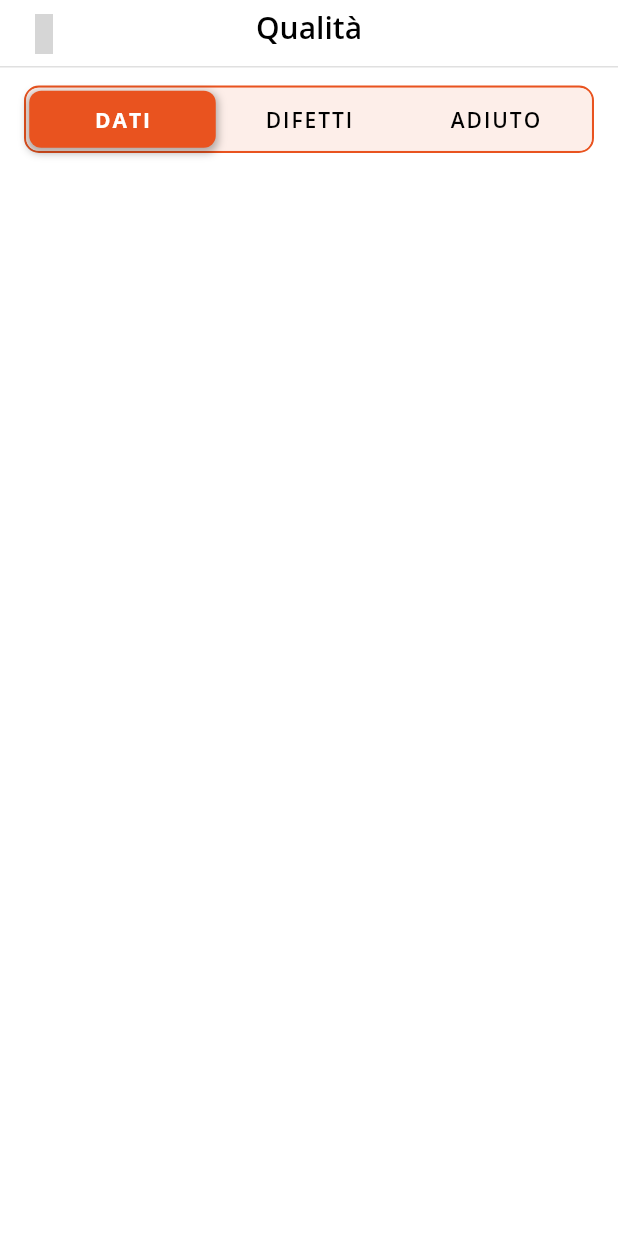
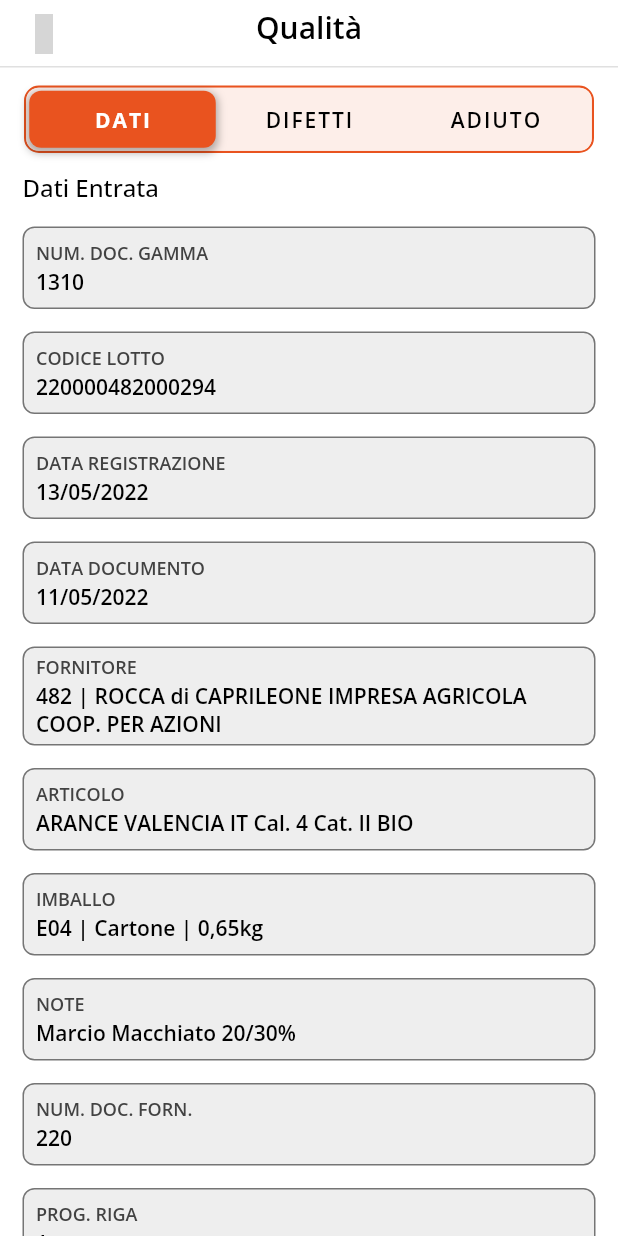
Before and after one commit to ilCatta/qualita, a Flutter app: the SelezionaLottoPage screen opened by its route, after a tap on "Conferma", on a phone screen of 412 x 824 dp. Run offline on Flutter 3.47's test engine with Material 2 defaults, Android fonts, the phone set to English and light mode, and no system bars; drawn by our look-alikes of auto_size_text, custom_sliding_segmented_control; our stand-ins replace adaptive_theme, eva_icons_flutter, go_router, ionicons; missing offline and left inert: mobile_scanner; project files that could hold a hidden picture were left out; grey boxes are pictures that could not be loaded.

Commit message:
Iniziata la pagina Informazioni del lotto relativi ai dati di entrata

```diff
--- /dev/null
+++ b/lib/pages/informazioni_lotto/info_lotto_dati.dart
@@ -0,0 +1,101 @@
+import 'package:flutter/material.dart';
+
+class InfoLottoDati extends StatefulWidget {
+  const InfoLottoDati({super.key});
+
+  @override
+  State<InfoLottoDati> createState() => _InfoLottoDatiState();
+}
+
+class _InfoLottoDatiState extends State<InfoLottoDati> {
+  final _scrollController = ScrollController();
+  ScrollPhysics _physics = ClampingScrollPhysics();
+
+  @override
+  void initState() {
+    super.initState();
+    _scrollController.addListener(() {
+      if (_scrollController.position.pixels <= 56) {
+        setState(() => _physics = ClampingScrollPhysics());
+      } else {
+        setState(() => _physics = BouncingScrollPhysics());
+      }
+    });
+  }
+
+  @override
+  Widget build(BuildContext context) {
+    return SingleChildScrollView(
+      controller: _scrollController,
+      physics: _physics,
+      child: Column(
+        mainAxisAlignment: MainAxisAlignment.start,
+        crossAxisAlignment: CrossAxisAlignment.start,
+        children: [
+          Padding(
+            padding: EdgeInsets.fromLTRB(15, 0, 15, 0),
+            child: Text(
+              "Dati Entrata",
+              style: TextStyle(
+                fontSize: 16,
+                fontWeight: FontWeight.w500,
+              ),
+            ),
+          ),
+          _campo(label: "Num. Doc. Gamma", value: "1310"),
+          _campo(label: "Codice Lotto", value: "220000482000294"),
+          _campo(label: "Data Registrazione", value: "13/05/2022"),
+          _campo(label: "Data Documento", value: "11/05/2022"),
+          _campo(label: "Fornitore", value: "482 | ROCCA di CAPRILEONE IMPRESA AGRICOLA COOP. PER AZIONI"),
+          _campo(label: "Articolo", value: "ARANCE VALENCIA IT Cal. 4 Cat. II BIO"),
+          _campo(label: "Imballo", value: "E04 | Cartone | 0,65kg"),
+          _campo(label: "Note", value: "Marcio Macchiato 20/30%"),
+          _campo(label: "Num. Doc. Forn.", value: "220"),
+          _campo(label: "Prog. Riga", value: "1"),
+          _campo(label: "Colli Riga", value: "55"),
+          _campo(label: "Media Collo", value: "16"),
+        ],
+      ),
+    );
+  }
+
+  Widget _campo({required String label, required String value}) {
+    return Padding(
+      padding: EdgeInsets.fromLTRB(15, 15, 15, 0),
+      child: Container(
+        padding: EdgeInsets.fromLTRB(8, 4, 8, 4),
+        constraints: BoxConstraints(minHeight: 55, minWidth: double.infinity),
+        width: double.infinity,
+        decoration: BoxDecoration(
+          color: Colors.grey.shade200,
+          border: Border.all(
+            color: Colors.grey.shade600,
+          ),
+          borderRadius: BorderRadius.all(Radius.circular(8)),
+        ),
+        child: Column(
+          mainAxisAlignment: MainAxisAlignment.center,
+          crossAxisAlignment: CrossAxisAlignment.start,
+          children: [
+            Text(
+              label.toUpperCase(),
+              style: TextStyle(
+                fontSize: 12,
+                fontWeight: FontWeight.w600,
+                color: Colors.grey.shade800,
+              ),
+            ),
+            SizedBox(height: 2),
+            Text(
+              value,
+              style: TextStyle(
+                fontSize: 14,
+                fontWeight: FontWeight.w600,
+              ),
+            ),
+          ],
+        ),
+      ),
+    );
+  }
+}
--- a/lib/pages/informazioni_lotto/informazioni_lotto_page.dart
+++ b/lib/pages/informazioni_lotto/informazioni_lotto_page.dart
@@ -3,6 +3,9 @@ import 'package:custom_sliding_segmented_control/custom_sliding_segmented_contro
 import 'package:eva_icons_flutter/eva_icons_flutter.dart';
 import 'package:flutter/material.dart';
 import 'package:go_router/go_router.dart';
+import 'package:qualita/pages/informazioni_lotto/info_lotto_adiuto.dart';
+import 'package:qualita/pages/informazioni_lotto/info_lotto_dati.dart';
+import 'package:qualita/pages/informazioni_lotto/info_lotto_difetti.dart';
 
 class InformazioniLottoPage extends StatefulWidget {
   const InformazioniLottoPage({super.key});
@@ -13,11 +16,25 @@ class InformazioniLottoPage extends StatefulWidget {
 
 class _InformazioniLottoPageState extends State<InformazioniLottoPage> {
   int menuActiveIndex = 1;
+  late PageController _pageController;
+
+  @override
+  void initState() {
+    super.initState();
+    _pageController = PageController();
+  }
 
   void changeMenuActive(int index) {
+    _pageController.animateToPage(index - 1, duration: const Duration(milliseconds: 500), curve: Curves.decelerate);
     setState(() {
       menuActiveIndex = index;
     });
+  }
+
+  @override
+  void dispose() {
+    _pageController.dispose();
+    super.dispose();
   }
 
   @override
@@ -65,9 +82,22 @@ class _InformazioniLottoPageState extends State<InformazioniLottoPage> {
         height: MediaQuery.of(context).size.height,
         width: MediaQuery.of(context).size.width,
         child: SafeArea(
-          child: SingleChildScrollView(
-            physics: BouncingScrollPhysics(),
-            child: _menuNav(),
+          child: Column(
+            children: [
+              _menuNav(),
+              Expanded(
+                child: PageView(
+                  physics: NeverScrollableScrollPhysics(),
+                  controller: _pageController,
+                  children: [
+                    InfoLottoDati(),
+                    InfoLottoDifetti(),
+                    InfoLottoAdiuto(),
+                  ],
+                ),
+              ),
+              //  _pageViewWidget(),
+            ],
           ),
         ),
       );
@@ -148,74 +178,4 @@ class _InformazioniLottoPageState extends State<InformazioniLottoPage> {
       ),
     );
   }
-
-  Widget _paginaUno() => Column(
-        mainAxisAlignment: MainAxisAlignment.start,
-        crossAxisAlignment: CrossAxisAlignment.start,
-        children: [
-          SizedBox(height: 15),
-          Padding(
-            padding: EdgeInsets.fromLTRB(15, 0, 15, 0),
-            child: Text(
-              "Dati Entrata",
-              style: TextStyle(
-                fontSize: 16,
-                fontWeight: FontWeight.w500,
-              ),
-            ),
-          ),
-          _campo(label: "Num. Doc. Gamma", value: "1310"),
-          _campo(label: "Codice Lotto", value: "220000482000294"),
-          _campo(label: "Data Registrazione", value: "13/05/2022"),
-          _campo(label: "Data Documento", value: "11/05/2022"),
-          _campo(label: "Fornitore", value: "482 | ROCCA di CAPRILEONE IMPRESA AGRICOLA COOP. PER AZIONI"),
-          _campo(label: "Articolo", value: "ARANCE VALENCIA IT Cal. 4 Cat. II BIO"),
-          _campo(label: "Imballo", value: "E04 | Cartone | 0,65kg"),
-          _campo(label: "Note", value: "Marcio Macchiato 20/30%"),
-          _campo(label: "Num. Doc. Forn.", value: "220"),
-          _campo(label: "Prog. Riga", value: "1"),
-          _campo(label: "Colli Riga", value: "55"),
-          _campo(label: "Media Collo", value: "16"),
-        ],
-      );
-
-  Widget _campo({required String label, required String value}) {
-    return Padding(
-      padding: EdgeInsets.fromLTRB(15, 15, 15, 0),
-      child: Container(
-        padding: EdgeInsets.fromLTRB(8, 4, 8, 4),
-        constraints: BoxConstraints(minHeight: 55, minWidth: double.infinity),
-        width: double.infinity,
-        decoration: BoxDecoration(
-          color: Colors.grey.shade200,
-          border: Border.all(
-            color: Colors.grey.shade600,
-          ),
-          borderRadius: BorderRadius.all(Radius.circular(8)),
-        ),
-        child: Column(
-          mainAxisAlignment: MainAxisAlignment.center,
-          crossAxisAlignment: CrossAxisAlignment.start,
-          children: [
-            Text(
-              label.toUpperCase(),
-              style: TextStyle(
-                fontSize: 12,
-                fontWeight: FontWeight.w600,
-                color: Colors.grey.shade800,
-              ),
-            ),
-            SizedBox(height: 2),
-            Text(
-              value,
-              style: TextStyle(
-                fontSize: 14,
-                fontWeight: FontWeight.w600,
-              ),
-            ),
-          ],
-        ),
-      ),
-    );
-  }
 }
--- a/lib/pages/seleziona_lotto/seleziona_lotto_page.dart
+++ b/lib/pages/seleziona_lotto/seleziona_lotto_page.dart
@@ -71,7 +71,7 @@ class _SelezionaLottoPageState extends State<SelezionaLottoPage> {
       );
 
   Widget _labelLotto() => Padding(
-        padding: EdgeInsets.fromLTRB(15, 0, 15, 0),
+        padding: EdgeInsets.fromLTRB(16, 0, 16, 0),
         child: Card(
           elevation: 0,
           surfaceTintColor: Color(0xffffffff),
@@ -126,7 +126,7 @@ class _SelezionaLottoPageState extends State<SelezionaLottoPage> {
       );
 
   Widget _buttonConferma() => Padding(
-        padding: EdgeInsets.fromLTRB(15, 0, 15, 0),
+        padding: EdgeInsets.fromLTRB(16, 0, 16, 0),
         child: GestureDetector(
           onTap: () => context.push("/informazioni-lotto"),
           child: Container(
```
Also changed, not shown: lib/pages/informazioni_lotto/info_lotto_adiuto.dart (added, +10 -0 lines), lib/pages/informazioni_lotto/info_lotto_difetti.dart (added, +10 -0 lines).
